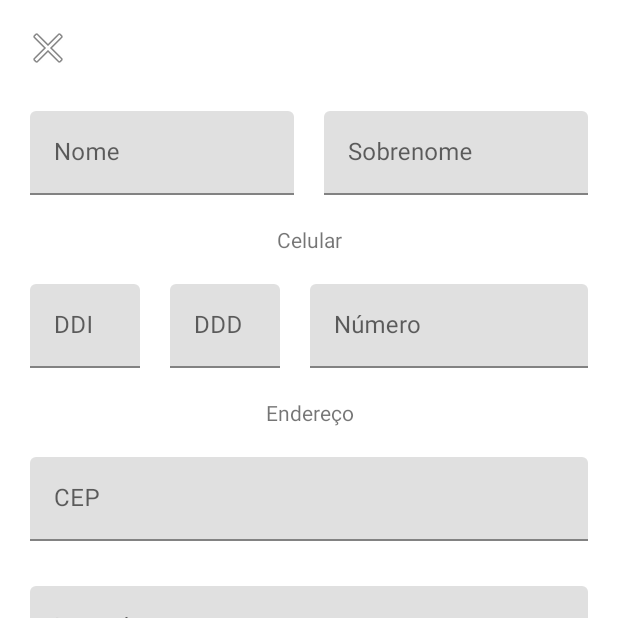
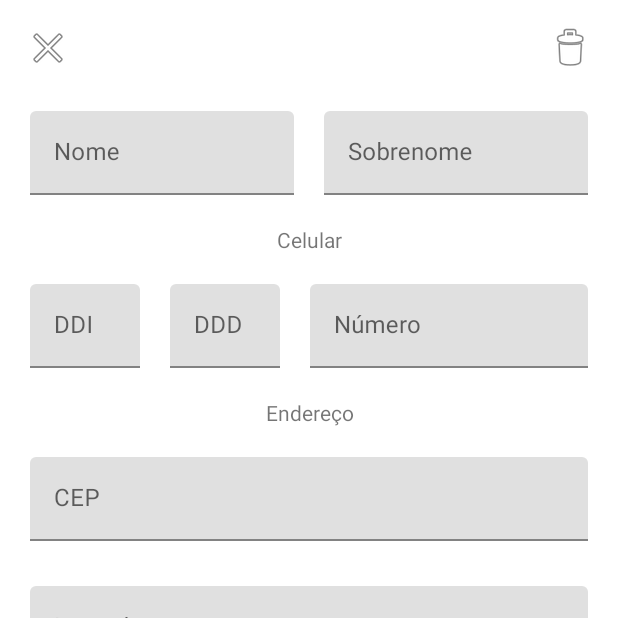
Before and after one commit to zampnrs/ViaCep-Android-Example, an Android app: the NewContactFragment screen opened through its navigation route, on a phone screen of 412 x 824 dp, the top half of it. Run offline under Robolectric (Android 15) with nearby library versions, the phone set to English and light mode, and no system bars; our stand-ins replace Dagger/Hilt's generated code.

Commit message:
Adding delete contact method

```diff
--- a/app/src/main/java/br/zampnrs/viacepapi_example/presentation/contact/view/ContactFragment.kt
+++ b/app/src/main/java/br/zampnrs/viacepapi_example/presentation/contact/view/ContactFragment.kt
@@ -74,13 +74,8 @@ class ContactFragment : BaseFragment<FragmentContactBinding>(
 
     private fun FragmentContactBinding.handleContactLoadingSuccess() {
         contactViewModel.contactsList.let { list ->
-            if (list.isEmpty()) {
-                emptyContactBookTextView.visibility = View.VISIBLE
-            }
-            else {
-                emptyContactBookTextView.visibility = View.GONE
-                contactAdapter.setList(list)
-            }
+            emptyContactBookTextView.visibility = if (list.isEmpty()) View.VISIBLE else View.GONE
+            contactAdapter.setList(list)
         }
     }
 
--- a/app/src/main/res/layout/fragment_new_contact.xml
+++ b/app/src/main/res/layout/fragment_new_contact.xml
@@ -24,6 +24,16 @@
         android:src="@android:drawable/ic_menu_close_clear_cancel"
         app:layout_constraintTop_toTopOf="parent"
         app:layout_constraintStart_toStartOf="parent" />
+
+    <ImageView
+        android:id="@+id/deleteButton"
+        android:layout_width="wrap_content"
+        android:layout_height="wrap_content"
+        android:layout_margin="@dimen/fab_margin"
+        android:src="@android:drawable/ic_menu_delete"
+        app:layout_constraintBottom_toBottomOf="@+id/backButton"
+        app:layout_constraintEnd_toEndOf="parent"
+        app:layout_constraintTop_toTopOf="@+id/backButton" />
 
     <ScrollView
         android:id="@+id/scrollView2"
--- a/app/src/main/res/values/strings.xml
+++ b/app/src/main/res/values/strings.xml
@@ -24,4 +24,9 @@
     <string name="contact_updating_error_message">Erro ao atualizar contato</string>
     <string name="empty_contactBook_label">Agenda vazia</string>
     <string name="wrong_zip_code">CEP incorreto</string>
+    <string name="delete_action">Apagar</string>
+    <string name="cancel">Voltar</string>
+    <string name="contact_deleting_error_message">Erro ao apagar contato</string>
+    <string name="alert_title">Alerta!</string>
+    <string name="delete_message">Deseja realmente apagar?</string>
 </resources>
```
Also changed, not shown: app/src/main/java/br/zampnrs/viacepapi_example/presentation/contact/viewmodel/ContactViewModel.kt (+1 -10 lines), app/src/main/java/br/zampnrs/viacepapi_example/presentation/new_contact/view/NewContactFragment.kt (+27 -0 lines), app/src/main/java/br/zampnrs/viacepapi_example/presentation/new_contact/viewmodel/NewContactViewModel.kt (+12 -0 lines).
